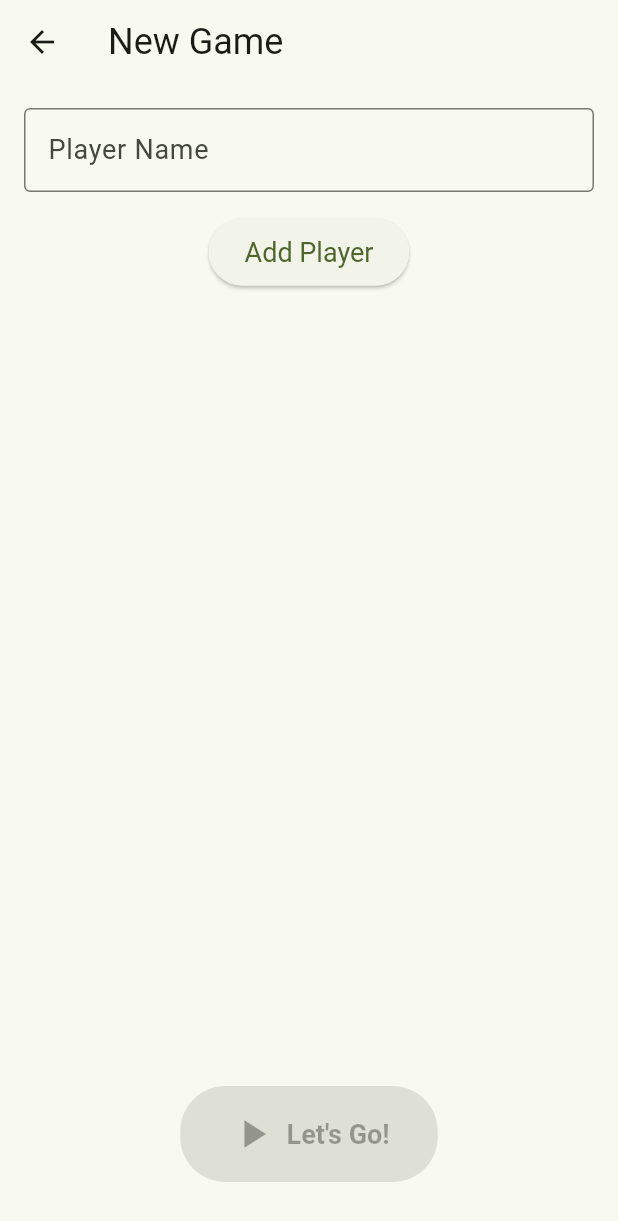
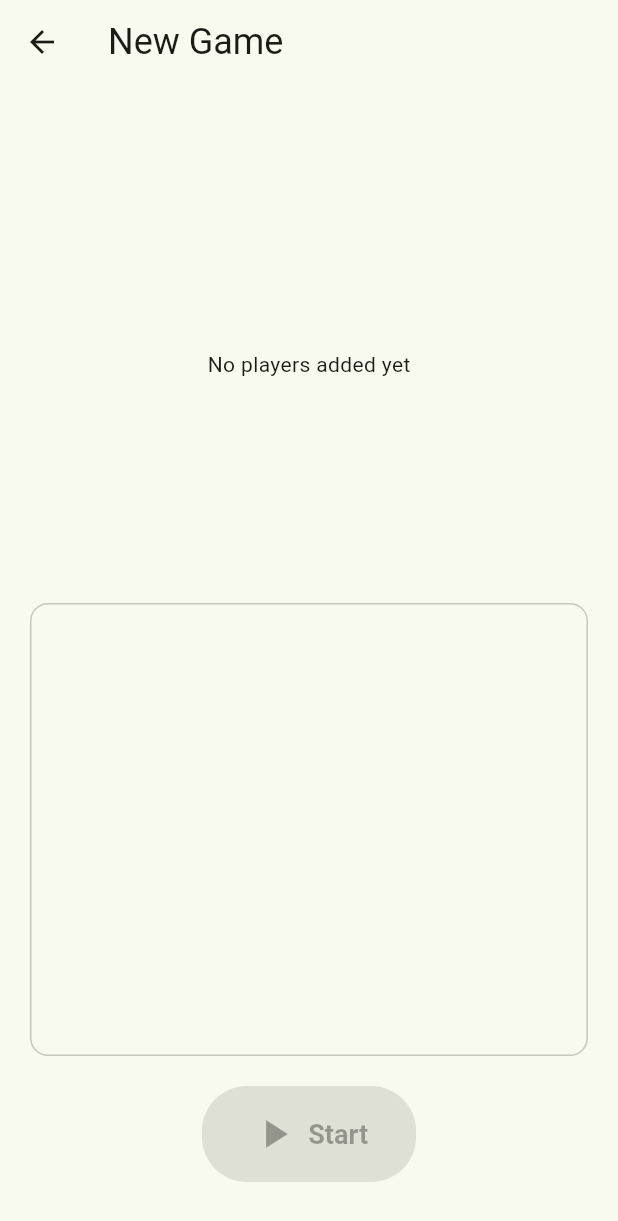
Before and after one commit to ben-fletcher/Pooker, a Flutter app: the screen it shows after launch, after a tap on "Start", on a phone screen of 412 x 824 dp. Shown: the top 1221 px of the screen. Run offline on Flutter 3.47's test engine with Material 3 defaults, Android fonts, the phone set to English and light mode, and no system bars; our stand-ins replace confetti, google_fonts, sqflite, sqflite_common_ffi_web; accounts and stored records are empty; Roboto replaces fonts that are missing (AR One Sans, Comic Sans MS).

Commit message:
Added players selection

```diff
--- a/lib/pages/setup.dart
+++ b/lib/pages/setup.dart
@@ -2,6 +2,7 @@ import 'package:flutter/material.dart';
 import 'package:pooker_score/models/game_model.dart';
 import 'package:pooker_score/models/player.dart';
 import 'package:pooker_score/pages/calculator.dart';
+import 'package:pooker_score/services/database_service.dart';
 import 'package:pooker_score/theme.dart';
 import 'package:provider/provider.dart';
 
@@ -13,29 +14,23 @@ class SetupPage extends StatefulWidget {
 }
 
 class _SetupPageState extends State<SetupPage> {
-  final TextEditingController _nameController = TextEditingController();
-  final FocusNode _nameFocusNode = FocusNode();
-
-  void _addPlayer(GameModel gameModel) {
-    if (_nameController.text.isNotEmpty) {
-      final newPlayer = Player(
-          id: gameModel.players.length + 1,
-          name: _nameController.text,
-          turns: []);
+  void _addPlayer(String player, GameModel gameModel) {
+    final newPlayer =
+        Player(id: gameModel.players.length + 1, name: player, turns: []);
     gameModel.addPlayer(newPlayer);
-      _nameController.clear();
-      _nameFocusNode.requestFocus();
-    }
   }
 
   void _removePlayer(GameModel gameModel, int index) {
     gameModel.removePlayer(index);
+    // Re-index the players
+    for (var i = 0; i < gameModel.players.length; i++) {
+      gameModel.players[i].id = i + 1;
+    }
   }
 
   @override
   Widget build(BuildContext context) {
-    return Consumer<MaterialTheme>(
-      builder: (context, theme, _) {
+    return Consumer<MaterialTheme>(builder: (context, theme, _) {
       return Theme(
         data: theme.light(),
         child: Scaffold(
@@ -46,50 +41,38 @@ class _SetupPageState extends State<SetupPage> {
             builder: (context, gameModel, child) => Padding(
               padding: const EdgeInsets.all(16.0),
               child: Column(
-                  crossAxisAlignment: CrossAxisAlignment.start,
+                //crossAxisAlignment: CrossAxisAlignment.start,
                 children: [
-                    TextField(
-                      controller: _nameController,
-                      focusNode: _nameFocusNode,
-                      decoration: InputDecoration(
-                        labelText: 'Player Name',
-                        labelStyle: TextStyle(fontSize: 18),
-                        border: OutlineInputBorder(),
-                      ),
-                      textCapitalization: TextCapitalization.words,
-                      onSubmitted: (_) => _addPlayer(gameModel),
-                    ),
-                    const SizedBox(height: 16),
-                    Center(
-                      child: ElevatedButton(
-                        onPressed: () => _addPlayer(gameModel),
-                        style: ElevatedButton.styleFrom(
-                          padding: const EdgeInsets.symmetric(
-                              horizontal: 24, vertical: 12),
-                          textStyle: TextStyle(fontSize: 18),
-                        ),
-                        child: const Text('Add Player'),
-                      ),
-                    ),
                   const SizedBox(height: 16),
                   Expanded(
-                      child: ListView.builder(
+                    child: Builder(builder: (context) {
+                      if (gameModel.players.isEmpty) {
+                        return const Center(
+                          child: Text('No players added yet'),
+                        );
+                      }
+
+                      return ListView.builder(
                         itemCount: gameModel.players.length,
                         itemBuilder: (context, index) {
                           return Card(
-                            margin: const EdgeInsets.symmetric(vertical: 8),
                             child: ListTile(
                               title: Text(gameModel.players[index].name,
                                   style: TextStyle(fontSize: 18)),
                               trailing: IconButton(
-                                icon: Icon(Icons.remove_circle, color: Colors.red),
-                                onPressed: () => _removePlayer(gameModel, index),
+                                icon: Icon(Icons.remove_circle,
+                                    color: Colors.red),
+                                onPressed: () =>
+                                    _removePlayer(gameModel, index),
                               ),
                             ),
                           );
                         },
+                      );
+                    }
                     ),
                   ),
+                  _buildPlayerSelector(gameModel),
                   const SizedBox(height: 16),
                   Center(
                     child: FilledButton.icon(
@@ -97,7 +80,8 @@ class _SetupPageState extends State<SetupPage> {
                           ? () {
                               Navigator.of(context).pushAndRemoveUntil(
                                 MaterialPageRoute(
-                                      builder: (context) => const CalculatorPage()),
+                                    builder: (context) =>
+                                        const CalculatorPage()),
                                 (Route<dynamic> route) => false,
                               );
                             }
@@ -113,7 +97,7 @@ class _SetupPageState extends State<SetupPage> {
                         ),
                       ),
                       icon: const Icon(Icons.play_arrow, size: 32),
-                        label: const Text('Let\'s Go!',
+                      label: const Text('Start',
                           style: TextStyle(
                             fontFamily: 'Comic Sans MS',
                             fontWeight: FontWeight.bold,
@@ -127,7 +111,48 @@ class _SetupPageState extends State<SetupPage> {
           ),
         ),
       );
+    });
   }
+
+  Widget _buildPlayerSelector(GameModel gameModel) {
+    return FutureBuilder(
+        future: GameDatabaseService.loadPlayers(),
+        builder: (context, snapshot) {
+          if (snapshot.connectionState == ConnectionState.waiting &&
+              snapshot.hasData == false) {
+            return const Center(child: CircularProgressIndicator());
+          }
+
+          if (snapshot.hasError) {
+            return Center(child: Text('Error: ${snapshot.error}'));
+          }
+
+          return Expanded(
+            child: Card.outlined(
+              child: ListView.builder(
+                itemCount: snapshot.data!.length,
+                itemBuilder: (context, index) {
+                  final player = snapshot.data![index];
+
+                  if (gameModel.players
+                      .any((element) => element.name == player)) {
+                    return const SizedBox.shrink();
+                  }
+
+                  return ListTile(
+                    title: Text(player, style: TextStyle(fontSize: 20)),
+                    trailing: IconButton(
+                      onPressed: () {
+                        _addPlayer(player, gameModel);
+                      },
+                      icon: Icon(Icons.add),
+                      iconSize: 30,
+                    ),
                   );
+                },
+              ),
+            ),
+          );
+        });
   }
 }
--- a/lib/pages/start.dart
+++ b/lib/pages/start.dart
@@ -1,7 +1,9 @@
 import 'package:flutter/material.dart';
 import 'package:pooker_score/models/game_model.dart';
 import 'package:pooker_score/pages/history.dart';
+import 'package:pooker_score/pages/players.dart';
 import 'package:pooker_score/pages/setup.dart';
+import 'package:pooker_score/theme.dart';
 import 'package:provider/provider.dart';
 
 class StartPage extends StatelessWidget {
@@ -9,7 +11,10 @@ class StartPage extends StatelessWidget {
 
   @override
   Widget build(BuildContext context) {
-    return Scaffold(
+    return Consumer<MaterialTheme>(builder: (context, theme, _) {
+      return Theme(
+        data: theme.lightHighContrast(),
+        child: Scaffold(
           body: Container(
             decoration: BoxDecoration(
               image: DecorationImage(
@@ -21,6 +26,8 @@ class StartPage extends StatelessWidget {
               child: Column(
                 mainAxisAlignment: MainAxisAlignment.center,
                 children: <Widget>[
+                  SizedBox(height: 80),
+                  Spacer(),
                   const Text(
                     "Welcome to",
                     style: TextStyle(
@@ -59,29 +66,53 @@ class StartPage extends StatelessWidget {
                     onPressed: () {
                       Provider.of<GameModel>(context, listen: false).reset();
                       Navigator.of(context).push(
-                    MaterialPageRoute(builder: (context) => const SetupPage()),
+                        MaterialPageRoute(
+                            builder: (context) => const SetupPage()),
                       );
                     },
                     style: FilledButton.styleFrom(
                       backgroundColor: Colors.green.shade700,
-                  padding: EdgeInsets.symmetric(horizontal: 32, vertical: 16),
+                      padding:
+                          EdgeInsets.symmetric(horizontal: 32, vertical: 16),
                     ),
                   ),
-              SizedBox(height: 15),
+                  Spacer(),
+                  Row(
+                    mainAxisAlignment: MainAxisAlignment.center,
+                    children: [
                       FilledButton.tonalIcon(
                           icon: Icon(Icons.history),
                           label: Text("History"),
                           onPressed: () {
-                    Provider.of<GameModel>(context, listen: false).reset();
+                            Provider.of<GameModel>(context, listen: false)
+                                .reset();
                             Navigator.of(context).push(
                               MaterialPageRoute(
                                   builder: (context) => const HistoryPage()),
                             );
                           }),
+                      SizedBox(width: 30),
+                      FilledButton.tonalIcon(
+                          icon: Icon(Icons.people),
+                          label: Text("Players"),
+                          onPressed: () {
+                            Provider.of<GameModel>(context, listen: false)
+                                .reset();
+                            Navigator.of(context).push(
+                              MaterialPageRoute(
+                                  builder: (context) => const PlayerScreen()),
+                            );
+                          }),
                     ],
+                  ),
+                  SizedBox(height: 30),
+                ],
+              ),
             ),
           ),
         ),
       );
     }
+    );
   }
+}
```
Also changed, not shown: lib/models/game_model.dart (+35 -1 lines), lib/pages/calculator.dart (+9 -1 lines), lib/pages/players.dart (added, +105 -0 lines), lib/services/database_service.dart (+32 -1 lines), lib/widgets/pool_table.dart (added, +75 -0 lines). Lines whose indentation alone changed are shown as unchanged.
